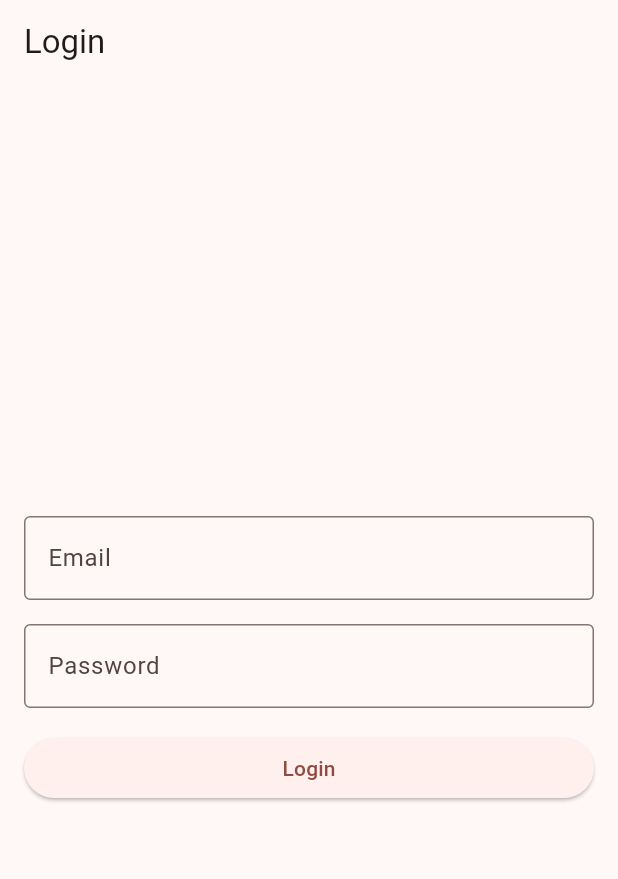
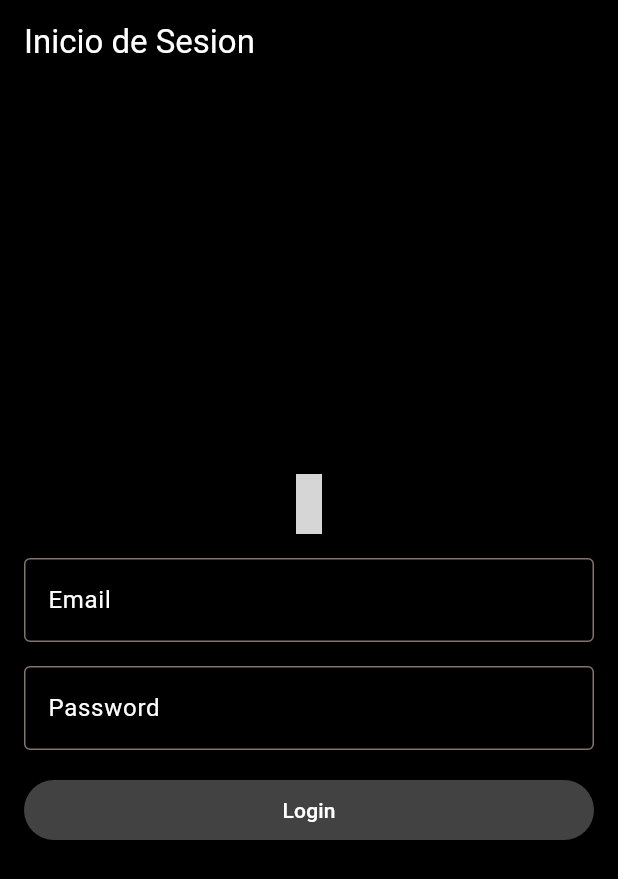
Before and after one commit to LookSkys/AppCert, a Flutter app: the screen it shows after launch, on a phone screen of 412 x 824 dp. Shown: the top 879 px of the screen. Run offline on Flutter 3.47's test engine with Material 3 defaults, Android fonts, the light colour scheme and no system bars; our stand-ins replace material_design_icons_flutter; grey boxes are pictures that could not be loaded.

Commit message:
Login Hecho

```diff
--- a/certamen_apps/lib/pages/login.dart
+++ b/certamen_apps/lib/pages/login.dart
@@ -1,4 +1,6 @@
+import 'package:certamen_apps/pages/pag_prueba.dart';
 import 'package:flutter/material.dart';
+import 'package:material_design_icons_flutter/material_design_icons_flutter.dart';
 
 class Login extends StatelessWidget {
   const Login({Key? key}) : super(key: key);
@@ -6,8 +8,13 @@ class Login extends StatelessWidget {
   @override
   Widget build(BuildContext context) {
     return Scaffold(
+      backgroundColor: Colors.black, // Fondo negro
       appBar: AppBar(
-        title: Text('Login'),
+        backgroundColor: Colors.black, // Color de fondo negro
+        title: Text(
+          'Inicio de Sesion',
+          style: TextStyle(color: Colors.white), // Texto blanco
+        ),
       ),
       body: Padding(
         padding: EdgeInsets.all(16.0),
@@ -15,26 +22,68 @@ class Login extends StatelessWidget {
           mainAxisAlignment: MainAxisAlignment.center,
           crossAxisAlignment: CrossAxisAlignment.stretch,
           children: [
-            TextField(
-              decoration: InputDecoration(
-                labelText: 'Email',
-                border: OutlineInputBorder(),
+            SizedBox(
+              height: 40.0,
+              child: Icon(
+                MdiIcons.account,
+                color: Colors.white, // Icono blanco
+                size: 40.0, // Tamaño grande
               ),
             ),
             SizedBox(height: 16.0),
             TextField(
+              style: TextStyle(color: Colors.white), // Texto blanco
+              decoration: InputDecoration(
+                labelText: 'Email',
+                labelStyle: TextStyle(color: Colors.white), // Etiqueta blanca
+                border: OutlineInputBorder(
+                  borderSide: BorderSide(color: Colors.white), // Borde blanco
+                ),
+              ),
+            ),
+            SizedBox(height: 16.0),
+            TextField(
+              style: TextStyle(color: Colors.white), // Texto blanco
               obscureText: true,
               decoration: InputDecoration(
                 labelText: 'Password',
-                border: OutlineInputBorder(),
+                labelStyle: TextStyle(color: Colors.white), // Etiqueta blanca
+                border: OutlineInputBorder(
+                  borderSide: BorderSide(color: Colors.white), // Borde blanco
+                ),
               ),
             ),
             SizedBox(height: 16.0),
             ElevatedButton(
               onPressed: () {
-                // Aquí iría la lógica para iniciar sesión
+                // Redirigir a otra página
+                Navigator.push(
+                  context,
+                  MaterialPageRoute(builder: (context) => AnotherPage()),
+                );
               },
-              child: Text('Login'),
+              style: ButtonStyle(
+                backgroundColor: MaterialStateProperty.resolveWith<Color>(
+                  (Set<MaterialState> states) {
+                    if (states.contains(MaterialState.pressed)) {
+                      return Colors.grey[900]!; // Cambio de color al presionar
+                    }
+                    return Colors.grey[800]!; // Color gris oscuro normal
+                  },
+                ),
+                foregroundColor: MaterialStateProperty.resolveWith<Color>(
+                  (Set<MaterialState> states) {
+                    if (states.contains(MaterialState.pressed)) {
+                      return Colors.white; // Texto blanco al presionar
+                    }
+                    return Colors.grey[100]!; // Texto gris claro normal
+                  },
+                ),
+              ),
+              child: Text(
+                'Login',
+                style: TextStyle(color: Colors.white), // Texto blanco
+              ),
             ),
           ],
         ),
--- /dev/null
+++ b/certamen_apps/lib/pages/pag_prueba.dart
@@ -0,0 +1,10 @@
+import 'package:flutter/material.dart';
+
+class AnotherPage extends StatelessWidget {
+  const AnotherPage({super.key});
+
+  @override
+  Widget build(BuildContext context) {
+    return Container();
+  }
+}
--- a/certamen_apps/pubspec.yaml
+++ b/certamen_apps/pubspec.yaml
@@ -28,6 +28,7 @@ environment:
 # the latest version available on pub.dev. To see which dependencies have newer
 # versions available, run `flutter pub outdated`.
 dependencies:
+  material_design_icons_flutter: ^7.0.7296
   flutter:
     sdk: flutter
 
```
Also changed, not shown: certamen_apps/pubspec.lock.
